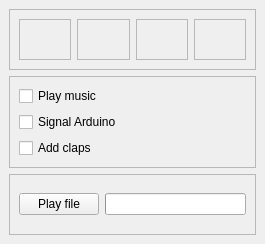
This is etternuino.ui in DeltaEpsilon7787/etternuino as Qt 5 draws it before an edit. The edited form follows.
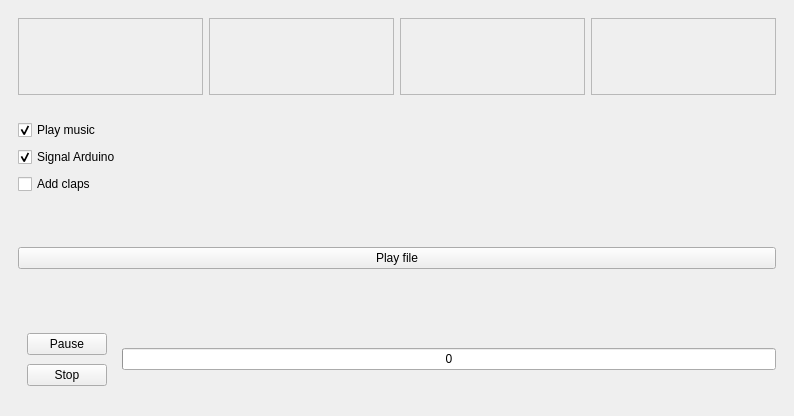
This is the edited form.

```diff
--- a/etternuino.ui
+++ b/etternuino.ui
@@ -6,8 +6,8 @@
             <rect>
                 <x>0</x>
                 <y>0</y>
-                <width>265</width>
-                <height>244</height>
+                <width>794</width>
+                <height>416</height>
             </rect>
         </property>
         <property name="windowTitle">
@@ -16,13 +16,7 @@
         <widget class="QWidget" name="main_widget">
             <layout class="QVBoxLayout" name="verticalLayout_3">
                 <item>
-                    <widget class="QFrame" name="lane_group">
-                        <property name="frameShape">
-                            <enum>QFrame::StyledPanel</enum>
-                        </property>
-                        <property name="frameShadow">
-                            <enum>QFrame::Raised</enum>
-                        </property>
+                    <widget class="QWidget" name="lane_group" native="true">
                         <layout class="QHBoxLayout" name="horizontalLayout">
                             <item>
                                 <widget class="QFrame" name="lane_0">
@@ -68,19 +62,16 @@
                     </widget>
                 </item>
                 <item>
-                    <widget class="QFrame" name="checkbox_group">
-                        <property name="frameShape">
-                            <enum>QFrame::StyledPanel</enum>
-                        </property>
-                        <property name="frameShadow">
-                            <enum>QFrame::Raised</enum>
-                        </property>
+                    <widget class="QWidget" name="checkbox_group" native="true">
                         <layout class="QVBoxLayout" name="verticalLayout">
                             <item>
                                 <widget class="QCheckBox" name="play_music_checkbox">
                                     <property name="text">
                                         <string>Play music</string>
                                     </property>
+                                    <property name="checked">
+                                        <bool>true</bool>
+                                    </property>
                                 </widget>
                             </item>
                             <item>
@@ -88,6 +79,9 @@
                                     <property name="text">
                                         <string>Signal Arduino</string>
                                     </property>
+                                    <property name="checked">
+                                        <bool>true</bool>
+                                    </property>
                                 </widget>
                             </item>
                             <item>
@@ -101,13 +95,7 @@
                     </widget>
                 </item>
                 <item>
-                    <widget class="QFrame" name="play_group">
-                        <property name="frameShape">
-                            <enum>QFrame::StyledPanel</enum>
-                        </property>
-                        <property name="frameShadow">
-                            <enum>QFrame::Raised</enum>
-                        </property>
+                    <widget class="QWidget" name="play_group" native="true">
                         <layout class="QHBoxLayout" name="horizontalLayout_2">
                             <item>
                                 <widget class="QPushButton" name="play_file_btn">
@@ -119,13 +107,42 @@
                                     </property>
                                 </widget>
                             </item>
+                        </layout>
+                    </widget>
+                </item>
+                <item>
+                    <widget class="QWidget" name="control_group" native="true">
+                        <layout class="QHBoxLayout" name="play_active_group">
                             <item>
-                                <widget class="QProgressBar" name="play_progress">
-                                    <property name="textVisible">
-                                        <bool>false</bool>
+                                <widget class="QWidget" name="pause_stop_group" native="true">
+                                    <property name="enabled">
+                                        <bool>true</bool>
                                     </property>
-                                    <property name="invertedAppearance">
-                                        <bool>false</bool>
+                                    <layout class="QVBoxLayout" name="ctrl_button_group">
+                                        <item>
+                                            <widget class="QPushButton" name="pause_btn">
+                                                <property name="text">
+                                                    <string>Pause</string>
+                                                </property>
+                                            </widget>
+                                        </item>
+                                        <item>
+                                            <widget class="QPushButton" name="stop_btn">
+                                                <property name="text">
+                                                    <string>Stop</string>
+                                                </property>
+                                            </widget>
+                                        </item>
+                                    </layout>
+                                </widget>
+                            </item>
+                            <item>
+                                <widget class="QProgressBar" name="progress_bar">
+                                    <property name="value">
+                                        <number>0</number>
+                                    </property>
+                                    <property name="format">
+                                        <string notr="true">%v</string>
                                     </property>
                                 </widget>
                             </item>
```
Left out of the diff: 78 changed lines with no effect on the pictures.
